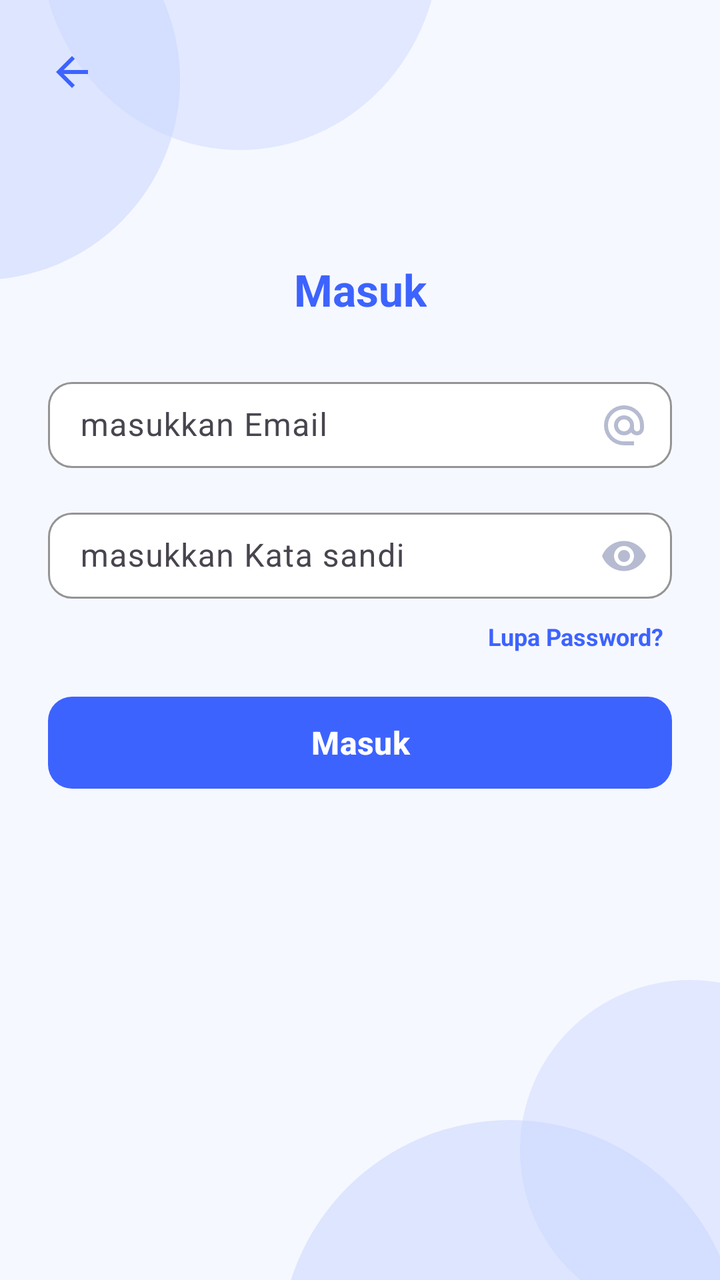
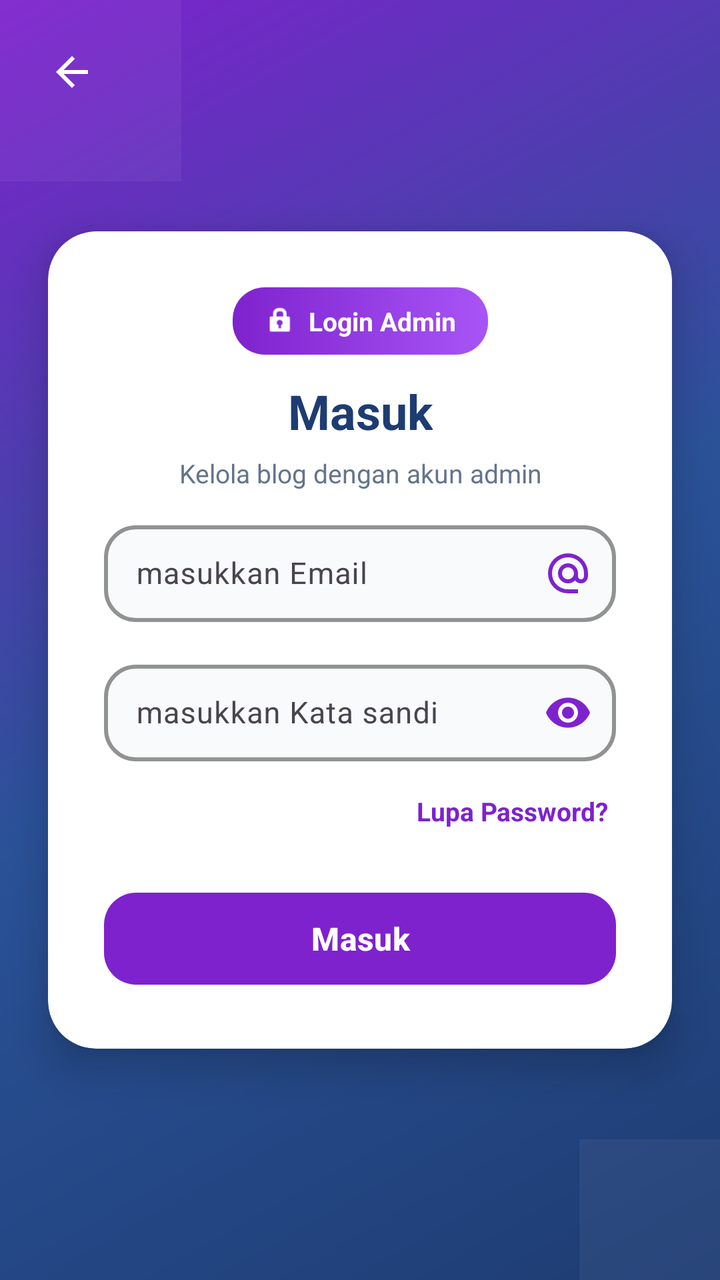

Screens rendered from an Android XML layout before and after an edit, with the pre-edit source and the edit as a unified diff.
<!-- AndroidManifest.xml: application theme Theme.NajwaBelajarNavigationDrawer -->
<!-- res/layout/activity_login.xml -->
<?xml version="1.0" encoding="utf-8"?>
<androidx.constraintlayout.widget.ConstraintLayout
    xmlns:android="http://schemas.android.com/apk/res/android"
    xmlns:app="http://schemas.android.com/apk/res-auto"
    xmlns:tools="http://schemas.android.com/tools"
    android:layout_width="match_parent"
    android:layout_height="match_parent"
    android:background="#F6F8FF"
    tools:context=".LoginActivity">

    
    
    

    <View
        android:id="@+id/bubbleTopLeftBig"
        android:layout_width="200dp"
        android:layout_height="200dp"
        android:alpha="0.55"
        android:background="@drawable/bg_login_bubble"
        android:translationX="-110dp"
        android:translationY="-60dp"
        app:layout_constraintStart_toStartOf="parent"
        app:layout_constraintTop_toTopOf="parent" />

    <View
        android:id="@+id/bubbleTopLeftSmall"
        android:layout_width="200dp"
        android:layout_height="210dp"
        android:alpha="0.45"
        android:background="@drawable/bg_login_bubble"
        android:translationX="20dp"
        android:translationY="-135dp"
        app:layout_constraintStart_toStartOf="parent"
        app:layout_constraintTop_toTopOf="parent" />


    
    
    
    

    
    <View
        android:id="@+id/bubbleBottomRightBig"
        android:layout_width="230dp"
        android:layout_height="230dp"
        android:alpha="0.55"
        android:background="@drawable/bg_login_bubble"
        android:translationX="10dp"
        android:translationY="150dp"
        app:layout_constraintEnd_toEndOf="parent"
        app:layout_constraintBottom_toBottomOf="parent" />

    
    <View
        android:id="@+id/bubbleBottomRightSmall"
        android:layout_width="170dp"
        android:layout_height="170dp"
        android:alpha="0.45"
        android:background="@drawable/bg_login_bubble"
        android:translationX="70dp"
        android:translationY="20dp"
        app:layout_constraintEnd_toEndOf="parent"
        app:layout_constraintBottom_toBottomOf="parent" />


    <TextView
        android:id="@+id/tvMasuk"
        android:layout_width="wrap_content"
        android:layout_height="wrap_content"
        android:text="Masuk"
        android:textStyle="bold"
        android:textSize="22sp"
        android:textColor="#3D63FF"
        android:layout_marginTop="130dp"
        app:layout_constraintTop_toTopOf="parent"
        app:layout_constraintStart_toStartOf="parent"
        app:layout_constraintEnd_toEndOf="parent" />

    <com.google.android.material.textfield.TextInputLayout
        android:id="@+id/tilEmail"
        android:layout_width="0dp"
        android:layout_height="wrap_content"
        android:layout_marginStart="24dp"
        android:layout_marginEnd="24dp"
        android:layout_marginTop="24dp"
        app:boxBackgroundMode="outline"
        app:boxBackgroundColor="@android:color/white"
        app:boxStrokeColor="#E3E7F6"
        app:boxStrokeWidth="1dp"
        app:boxCornerRadiusTopStart="12dp"
        app:boxCornerRadiusTopEnd="12dp"
        app:boxCornerRadiusBottomStart="12dp"
        app:boxCornerRadiusBottomEnd="12dp"
        app:endIconMode="custom"
        app:endIconDrawable="@drawable/ic_email"
        app:endIconTint="#B6BBD1"
        app:layout_constraintTop_toBottomOf="@id/tvMasuk"
        app:layout_constraintStart_toStartOf="parent"
        app:layout_constraintEnd_toEndOf="parent">

        <com.google.android.material.textfield.TextInputEditText
            android:id="@+id/etEmail"
            android:layout_width="match_parent"
            android:layout_height="wrap_content"
            android:hint="masukkan Email"
            android:inputType="textEmailAddress"
            android:paddingStart="16dp"
            android:paddingEnd="16dp"
            android:paddingTop="12dp"
            android:paddingBottom="12dp"
            android:gravity="center_vertical"
            android:includeFontPadding="false"
            android:textColor="#222222"
            android:textColorHint="#9AA3C7"
            android:background="@null"/>
    </com.google.android.material.textfield.TextInputLayout>

    <com.google.android.material.textfield.TextInputLayout
        android:id="@+id/tilPassword"
        android:layout_width="0dp"
        android:layout_height="wrap_content"
        android:layout_marginStart="24dp"
        android:layout_marginEnd="24dp"
        android:layout_marginTop="12dp"
        app:boxBackgroundMode="outline"
        app:boxBackgroundColor="@android:color/white"
        app:boxStrokeColor="#E3E7F6"
        app:boxStrokeWidth="1dp"
        app:boxCornerRadiusTopStart="12dp"
        app:boxCornerRadiusTopEnd="12dp"
        app:boxCornerRadiusBottomStart="12dp"
        app:boxCornerRadiusBottomEnd="12dp"
        app:endIconMode="password_toggle"
        app:endIconTint="#B6BBD1"
        app:layout_constraintTop_toBottomOf="@id/tilEmail"
        app:layout_constraintStart_toStartOf="parent"
        app:layout_constraintEnd_toEndOf="parent">

        <com.google.android.material.textfield.TextInputEditText
            android:id="@+id/etPassword"
            android:layout_width="match_parent"
            android:layout_height="wrap_content"
            android:hint="masukkan Kata sandi"
            android:inputType="textPassword"
            android:paddingStart="16dp"
            android:paddingEnd="16dp"
            android:paddingTop="12dp"
            android:paddingBottom="12dp"
            android:gravity="center_vertical"
            android:includeFontPadding="false"
            android:textColor="#222222"
            android:textColorHint="#9AA3C7"
            android:background="@null"/>
    </com.google.android.material.textfield.TextInputLayout>

    <TextView
        android:id="@+id/tvForgot"
        android:layout_width="wrap_content"
        android:layout_height="wrap_content"
        android:text="Lupa Password?"
        android:textSize="12sp"
        android:textColor="#3D63FF"
        android:textStyle="bold"
        android:layout_marginTop="8dp"
        android:layout_marginEnd="28dp"
        android:clickable="true"
        android:focusable="true"
        app:layout_constraintTop_toBottomOf="@id/tilPassword"
        app:layout_constraintEnd_toEndOf="parent" />


    <com.google.android.material.button.MaterialButton
        android:id="@+id/btnMasuk"
        android:layout_width="0dp"
        android:layout_height="54dp"
        android:layout_marginStart="24dp"
        android:layout_marginEnd="24dp"
        android:layout_marginTop="18dp"
        android:text="Masuk"
        android:textAllCaps="false"
        android:textStyle="bold"
        android:textSize="16sp"
        android:textColor="@android:color/white"
        android:elevation="6dp"
        app:cornerRadius="12dp"
        app:backgroundTint="#3D63FF"
        app:layout_constraintTop_toBottomOf="@id/tvForgot"
        app:layout_constraintStart_toStartOf="parent"
        app:layout_constraintEnd_toEndOf="parent" />
    <ImageButton
        android:id="@+id/btnKembali"
        android:layout_width="40dp"
        android:layout_height="40dp"
        android:background="@android:color/transparent"
        android:src="@drawable/kembali"
        android:contentDescription="Kembali"
        android:padding="8dp"
        app:tint="#3D63FF"
        app:layout_constraintStart_toStartOf="parent"
        app:layout_constraintTop_toTopOf="parent"
        android:layout_marginStart="16dp"
        android:layout_marginTop="16dp"/>

</androidx.constraintlayout.widget.ConstraintLayout>
<!-- resources referenced by this layout -->
<resources>
  <!-- drawable bg_login_bubble (drawable) -->
  <?xml version="1.0" encoding="utf-8"?>
  <shape xmlns:android="http://schemas.android.com/apk/res/android" android:shape="oval">
      <solid android:color="#C9D6FF"/>
  </shape>
  <!-- drawable ic_email (drawable) -->
  <vector xmlns:android="http://schemas.android.com/apk/res/android" android:height="24dp" android:tint="#000000" android:viewportHeight="960" android:viewportWidth="960" android:width="24dp">
        
      <path android:fillColor="@android:color/white" android:pathData="M480,880Q397,880 324,848.5Q251,817 197,763Q143,709 111.5,636Q80,563 80,480Q80,397 111.5,324Q143,251 197,197Q251,143 324,111.5Q397,80 480,80Q563,80 636,111.5Q709,143 763,197Q817,251 848.5,324Q880,397 880,480L880,538Q880,597 839.5,638.5Q799,680 740,680Q705,680 674,665Q643,650 622,622Q593,651 556.5,665.5Q520,680 480,680Q397,680 338.5,621.5Q280,563 280,480Q280,397 338.5,338.5Q397,280 480,280Q563,280 621.5,338.5Q680,397 680,480L680,538Q680,564 697,582Q714,600 740,600Q766,600 783,582Q800,564 800,538L800,480Q800,346 707,253Q614,160 480,160Q346,160 253,253Q160,346 160,480Q160,614 253,707Q346,800 480,800L680,800L680,880L480,880ZM480,600Q530,600 565,565Q600,530 600,480Q600,430 565,395Q530,360 480,360Q430,360 395,395Q360,430 360,480Q360,530 395,565Q430,600 480,600Z"/>
      
  </vector>
  <!-- drawable kembali (drawable) -->
  <vector xmlns:android="http://schemas.android.com/apk/res/android" android:autoMirrored="true" android:height="24dp" android:tint="#000000" android:viewportHeight="960" android:viewportWidth="960" android:width="24dp">
        
      <path android:fillColor="@android:color/white" android:pathData="M313,520L537,744L480,800L160,480L480,160L537,216L313,440L800,440L800,520L313,520Z"/>
      
  </vector>
  <style name="Theme.NajwaBelajarNavigationDrawer" parent="Base.Theme.NajwaBelajarNavigationDrawer" />
  <style name="Base.Theme.NajwaBelajarNavigationDrawer" parent="Theme.Material3.DayNight.NoActionBar">
  
          <item name="colorPrimary">@color/biru_tua</item>
          <item name="colorPrimaryContainer">@color/biru_muda</item>
          <item name="colorOnPrimary">@android:color/white</item>
  
          <item name="android:windowBackground">@color/putih</item>
          <item name="android:statusBarColor">@color/biru_tua</item>
  
          <item name="windowActionBar">false</item>
          <item name="android:windowNoTitle">true</item>
      </style>
  <color name="biru_tua">#0D47A1</color>
  <color name="biru_muda">#42A5F5</color>
  <color name="putih">#FFFFFFFF</color>
</resources>

<!-- the commit's change to res/layout/activity_login.xml (unified diff, before → after) -->
@@ -5,202 +5,239 @@
     xmlns:tools="http://schemas.android.com/tools"
     android:layout_width="match_parent"
     android:layout_height="match_parent"
-    android:background="#F6F8FF"
+    android:background="@drawable/bg_onboarding_gradient"
     tools:context=".LoginActivity">
 
     
+    <ImageButton
+        android:id="@+id/btnKembali"
+        android:layout_width="32dp"
+        android:layout_height="32dp"
+        android:background="@android:color/transparent"
+        android:src="@drawable/kembali"
+        android:contentDescription="Kembali"
+        android:padding="4dp"
+        app:tint="@android:color/white"
+        app:layout_constraintStart_toStartOf="parent"
+        app:layout_constraintTop_toTopOf="parent"
+        android:layout_marginStart="20dp"
+        android:layout_marginTop="20dp"/>
+
     
-    
-
-    <View
-        android:id="@+id/bubbleTopLeftBig"
-        android:layout_width="200dp"
-        android:layout_height="200dp"
-        android:alpha="0.55"
-        android:background="@drawable/bg_login_bubble"
-        android:translationX="-110dp"
-        android:translationY="-60dp"
-        app:layout_constraintStart_toStartOf="parent"
-        app:layout_constraintTop_toTopOf="parent" />
-
-    <View
-        android:id="@+id/bubbleTopLeftSmall"
-        android:layout_width="200dp"
-        android:layout_height="210dp"
-        android:alpha="0.45"
-        android:background="@drawable/bg_login_bubble"
-        android:translationX="20dp"
-        android:translationY="-135dp"
-        app:layout_constraintStart_toStartOf="parent"
-        app:layout_constraintTop_toTopOf="parent" />
-
-
-    
-    
-    
-    
-
-    
-    <View
-        android:id="@+id/bubbleBottomRightBig"
-        android:layout_width="230dp"
-        android:layout_height="230dp"
-        android:alpha="0.55"
-        android:background="@drawable/bg_login_bubble"
-        android:translationX="10dp"
-        android:translationY="150dp"
-        app:layout_constraintEnd_toEndOf="parent"
-        app:layout_constraintBottom_toBottomOf="parent" />
-
-    
-    <View
-        android:id="@+id/bubbleBottomRightSmall"
-        android:layout_width="170dp"
-        android:layout_height="170dp"
-        android:alpha="0.45"
-        android:background="@drawable/bg_login_bubble"
-        android:translationX="70dp"
-        android:translationY="20dp"
-        app:layout_constraintEnd_toEndOf="parent"
-        app:layout_constraintBottom_toBottomOf="parent" />
-
-
-    <TextView
-        android:id="@+id/tvMasuk"
-        android:layout_width="wrap_content"
-        android:layout_height="wrap_content"
-        android:text="Masuk"
-        android:textStyle="bold"
-        android:textSize="22sp"
-        android:textColor="#3D63FF"
-        android:layout_marginTop="130dp"
-        app:layout_constraintTop_toTopOf="parent"
-        app:layout_constraintStart_toStartOf="parent"
-        app:layout_constraintEnd_toEndOf="parent" />
-
-    <com.google.android.material.textfield.TextInputLayout
-        android:id="@+id/tilEmail"
+    <androidx.cardview.widget.CardView
+        android:id="@+id/cardLogin"
         android:layout_width="0dp"
         android:layout_height="wrap_content"
         android:layout_marginStart="24dp"
         android:layout_marginEnd="24dp"
-        android:layout_marginTop="24dp"
-        app:boxBackgroundMode="outline"
-        app:boxBackgroundColor="@android:color/white"
-        app:boxStrokeColor="#E3E7F6"
-        app:boxStrokeWidth="1dp"
-        app:boxCornerRadiusTopStart="12dp"
-        app:boxCornerRadiusTopEnd="12dp"
-        app:boxCornerRadiusBottomStart="12dp"
-        app:boxCornerRadiusBottomEnd="12dp"
-        app:endIconMode="custom"
-        app:endIconDrawable="@drawable/ic_email"
-        app:endIconTint="#B6BBD1"
-        app:layout_constraintTop_toBottomOf="@id/tvMasuk"
+        app:cardCornerRadius="24dp"
+        app:cardElevation="12dp"
+        app:cardBackgroundColor="@android:color/white"
+        app:layout_constraintTop_toTopOf="parent"
+        app:layout_constraintBottom_toBottomOf="parent"
         app:layout_constraintStart_toStartOf="parent"
         app:layout_constraintEnd_toEndOf="parent">
 
-        <com.google.android.material.textfield.TextInputEditText
-            android:id="@+id/etEmail"
+        <androidx.constraintlayout.widget.ConstraintLayout
             android:layout_width="match_parent"
             android:layout_height="wrap_content"
-            android:hint="masukkan Email"
-            android:inputType="textEmailAddress"
-            android:paddingStart="16dp"
-            android:paddingEnd="16dp"
-            android:paddingTop="12dp"
-            android:paddingBottom="12dp"
-            android:gravity="center_vertical"
-            android:includeFontPadding="false"
-            android:textColor="#222222"
-            android:textColorHint="#9AA3C7"
-            android:background="@null"/>
-    </com.google.android.material.textfield.TextInputLayout>
-
-    <com.google.android.material.textfield.TextInputLayout
-        android:id="@+id/tilPassword"
-        android:layout_width="0dp"
-        android:layout_height="wrap_content"
-        android:layout_marginStart="24dp"
-        android:layout_marginEnd="24dp"
-        android:layout_marginTop="12dp"
-        app:boxBackgroundMode="outline"
-        app:boxBackgroundColor="@android:color/white"
-        app:boxStrokeColor="#E3E7F6"
-        app:boxStrokeWidth="1dp"
-        app:boxCornerRadiusTopStart="12dp"
-        app:boxCornerRadiusTopEnd="12dp"
-        app:boxCornerRadiusBottomStart="12dp"
-        app:boxCornerRadiusBottomEnd="12dp"
-        app:endIconMode="password_toggle"
-        app:endIconTint="#B6BBD1"
-        app:layout_constraintTop_toBottomOf="@id/tilEmail"
-        app:layout_constraintStart_toStartOf="parent"
-        app:layout_constraintEnd_toEndOf="parent">
-
-        <com.google.android.material.textfield.TextInputEditText
-            android:id="@+id/etPassword"
-            android:layout_width="match_parent"
-            android:layout_height="wrap_content"
-            android:hint="masukkan Kata sandi"
-            android:inputType="textPassword"
-            android:paddingStart="16dp"
-            android:paddingEnd="16dp"
-            android:paddingTop="12dp"
-            android:paddingBottom="12dp"
-            android:gravity="center_vertical"
-            android:includeFontPadding="false"
-            android:textColor="#222222"
-            android:textColorHint="#9AA3C7"
-            android:background="@null"/>
-    </com.google.android.material.textfield.TextInputLayout>
-
-    <TextView
-        android:id="@+id/tvForgot"
-        android:layout_width="wrap_content"
-        android:layout_height="wrap_content"
-        android:text="Lupa Password?"
-        android:textSize="12sp"
-        android:textColor="#3D63FF"
-        android:textStyle="bold"
-        android:layout_marginTop="8dp"
-        android:layout_marginEnd="28dp"
-        android:clickable="true"
-        android:focusable="true"
-        app:layout_constraintTop_toBottomOf="@id/tilPassword"
+            android:padding="28dp">
+
+            
+            <LinearLayout
+                android:id="@+id/badgeWelcome"
+                android:layout_width="wrap_content"
+                android:layout_height="wrap_content"
+                android:background="@drawable/bg_section_badge"
+                android:paddingStart="16dp"
+                android:paddingEnd="16dp"
+                android:paddingTop="8dp"
+                android:paddingBottom="8dp"
+                android:layout_marginBottom="8dp"
+                app:layout_constraintTop_toTopOf="parent"
+                app:layout_constraintStart_toStartOf="parent"
+                app:layout_constraintEnd_toEndOf="parent">
+
+                <ImageView
+                    android:layout_width="16dp"
+                    android:layout_height="16dp"
+                    android:src="@android:drawable/ic_lock_idle_lock"
+                    android:layout_gravity="center_vertical"
+                    android:layout_marginEnd="6dp"
+                    app:tint="@android:color/white" />
+
+                <TextView
+                    android:layout_width="wrap_content"
+                    android:layout_height="wrap_content"
+                    android:text="Login Admin"
+                    android:textColor="@android:color/white"
+                    android:textSize="13sp"
+                    android:textStyle="bold" />
+
+            </LinearLayout>
+
+            
+            <TextView
+                android:id="@+id/tvMasuk"
+                android:layout_width="wrap_content"
+                android:layout_height="wrap_content"
+                android:text="Masuk"
+                android:textStyle="bold"
+                android:textSize="24sp"
+                android:textColor="#1e3c72"
+                android:layout_marginTop="12dp"
+                app:layout_constraintTop_toBottomOf="@id/badgeWelcome"
+                app:layout_constraintStart_toStartOf="parent"
+                app:layout_constraintEnd_toEndOf="parent" />
+
+            
+            <TextView
+                android:id="@+id/tvSubtitle"
+                android:layout_width="wrap_content"
+                android:layout_height="wrap_content"
+                android:text="Kelola blog dengan akun admin"
+                android:textSize="13sp"
+                android:textColor="#64748b"
+                android:gravity="center"
+                android:layout_marginTop="6dp"
+                android:layout_marginBottom="20dp"
+                app:layout_constraintTop_toBottomOf="@id/tvMasuk"
+                app:layout_constraintStart_toStartOf="parent"
+                app:layout_constraintEnd_toEndOf="parent" />
+
+            
+            <com.google.android.material.textfield.TextInputLayout
+                android:id="@+id/tilEmail"
+                android:layout_width="0dp"
+                android:layout_height="wrap_content"
+                android:layout_marginTop="12dp"
+                app:boxBackgroundMode="outline"
+                app:boxBackgroundColor="#F9FAFB"
+                app:boxStrokeColor="#7e22ce"
+                app:boxStrokeWidth="2dp"
+                app:boxCornerRadiusTopStart="16dp"
+                app:boxCornerRadiusTopEnd="16dp"
+                app:boxCornerRadiusBottomStart="16dp"
+                app:boxCornerRadiusBottomEnd="16dp"
+                app:endIconMode="custom"
+                app:endIconDrawable="@drawable/ic_email"
+                app:endIconTint="#7e22ce"
+                app:hintTextColor="#7e22ce"
+                app:layout_constraintTop_toBottomOf="@id/tvSubtitle"
+                app:layout_constraintStart_toStartOf="parent"
+                app:layout_constraintEnd_toEndOf="parent">
+
+                <com.google.android.material.textfield.TextInputEditText
+                    android:id="@+id/etEmail"
+                    android:layout_width="match_parent"
+                    android:layout_height="wrap_content"
+                    android:hint="masukkan Email"
+                    android:inputType="textEmailAddress"
+                    android:paddingStart="16dp"
+                    android:paddingEnd="16dp"
+                    android:paddingTop="14dp"
+                    android:paddingBottom="14dp"
+                    android:textColor="#1e3c72"
+                    android:textColorHint="#94a3b8"
+                    android:textSize="15sp"
+                    android:background="@null"/>
+            </com.google.android.material.textfield.TextInputLayout>
+
+            
+            <com.google.android.material.textfield.TextInputLayout
+                android:id="@+id/tilPassword"
+                android:layout_width="0dp"
+                android:layout_height="wrap_content"
+                android:layout_marginTop="16dp"
+                app:boxBackgroundMode="outline"
+                app:boxBackgroundColor="#F9FAFB"
+                app:boxStrokeColor="#7e22ce"
+                app:boxStrokeWidth="2dp"
+                app:boxCornerRadiusTopStart="16dp"
+                app:boxCornerRadiusTopEnd="16dp"
+                app:boxCornerRadiusBottomStart="16dp"
+                app:boxCornerRadiusBottomEnd="16dp"
+                app:endIconMode="password_toggle"
+                app:endIconTint="#7e22ce"
+                app:hintTextColor="#7e22ce"
+                app:layout_constraintTop_toBottomOf="@id/tilEmail"
+                app:layout_constraintStart_toStartOf="parent"
+                app:layout_constraintEnd_toEndOf="parent">
+
+                <com.google.android.material.textfield.TextInputEditText
+                    android:id="@+id/etPassword"
+                    android:layout_width="match_parent"
+                    android:layout_height="wrap_content"
+                    android:hint="masukkan Kata sandi"
+                    android:inputType="textPassword"
+                    android:paddingStart="16dp"
+                    android:paddingEnd="16dp"
+                    android:paddingTop="14dp"
+                    android:paddingBottom="14dp"
+                    android:textColor="#1e3c72"
+                    android:textColorHint="#94a3b8"
+                    android:textSize="15sp"
+                    android:background="@null"/>
+            </com.google.android.material.textfield.TextInputLayout>
+
+            
+            <TextView
+                android:id="@+id/tvForgot"
+                android:layout_width="wrap_content"
+                android:layout_height="wrap_content"
+                android:text="Lupa Password?"
+                android:textSize="13sp"
+                android:textColor="#7e22ce"
+                android:textStyle="bold"
+                android:layout_marginTop="12dp"
+                android:clickable="true"
+                android:focusable="true"
+                android:background="?attr/selectableItemBackground"
+                android:padding="4dp"
+                app:layout_constraintTop_toBottomOf="@id/tilPassword"
+                app:layout_constraintEnd_toEndOf="parent" />
+
+            
+            <com.google.android.material.button.MaterialButton
+                android:id="@+id/btnMasuk"
+                android:layout_width="0dp"
+                android:layout_height="54dp"
+                android:layout_marginTop="24dp"
+                android:text="Masuk"
+                android:textAllCaps="false"
+                android:textStyle="bold"
+                android:textSize="16sp"
+                android:textColor="@android:color/white"
+                app:cornerRadius="16dp"
+                app:backgroundTint="#7e22ce"
+                app:elevation="6dp"
+                app:layout_constraintTop_toBottomOf="@id/tvForgot"
+                app:layout_constraintStart_toStartOf="parent"
+                app:layout_constraintEnd_toEndOf="parent" />
+
+        </androidx.constraintlayout.widget.ConstraintLayout>
+
+    </androidx.cardview.widget.CardView>
+
+    
+    <View
+        android:layout_width="180dp"
+        android:layout_height="180dp"
+        android:background="@android:color/white"
+        android:alpha="0.05"
+        android:layout_marginStart="-90dp"
+        android:layout_marginTop="-90dp"
+        app:layout_constraintTop_toTopOf="parent"
+        app:layout_constraintStart_toStartOf="parent" />
+
+    <View
+        android:layout_width="140dp"
+        android:layout_height="140dp"
+        android:background="@android:color/white"
+        android:alpha="0.05"
+        android:layout_marginEnd="-70dp"
+        android:layout_marginBottom="-70dp"
+        app:layout_constraintBottom_toBottomOf="parent"
         app:layout_constraintEnd_toEndOf="parent" />
 
-
-    <com.google.android.material.button.MaterialButton
-        android:id="@+id/btnMasuk"
-        android:layout_width="0dp"
-        android:layout_height="54dp"
-        android:layout_marginStart="24dp"
-        android:layout_marginEnd="24dp"
-        android:layout_marginTop="18dp"
-        android:text="Masuk"
-        android:textAllCaps="false"
-        android:textStyle="bold"
-        android:textSize="16sp"
-        android:textColor="@android:color/white"
-        android:elevation="6dp"
-        app:cornerRadius="12dp"
-        app:backgroundTint="#3D63FF"
-        app:layout_constraintTop_toBottomOf="@id/tvForgot"
-        app:layout_constraintStart_toStartOf="parent"
-        app:layout_constraintEnd_toEndOf="parent" />
-    <ImageButton
-        android:id="@+id/btnKembali"
-        android:layout_width="40dp"
-        android:layout_height="40dp"
-        android:background="@android:color/transparent"
-        android:src="@drawable/kembali"
-        android:contentDescription="Kembali"
-        android:padding="8dp"
-        app:tint="#3D63FF"
-        app:layout_constraintStart_toStartOf="parent"
-        app:layout_constraintTop_toTopOf="parent"
-        android:layout_marginStart="16dp"
-        android:layout_marginTop="16dp"/>
-
 </androidx.constraintlayout.widget.ConstraintLayout>
<!-- resource entries referenced after the edit -->
@@ -1,9 +1,24 @@
 <!-- resources referenced by this layout -->
 <resources>
-  <!-- drawable bg_login_bubble (drawable) -->
+  <!-- drawable bg_onboarding_gradient (drawable) -->
   <?xml version="1.0" encoding="utf-8"?>
-  <shape xmlns:android="http://schemas.android.com/apk/res/android" android:shape="oval">
-      <solid android:color="#C9D6FF"/>
+  <shape xmlns:android="http://schemas.android.com/apk/res/android">
+      <gradient
+          android:angle="135"
+          android:startColor="#1e3c72"
+          android:centerColor="#2a5298"
+          android:endColor="#7e22ce"
+          android:type="linear" />
+  </shape>
+  <!-- drawable bg_section_badge (drawable) -->
+  <?xml version="1.0" encoding="utf-8"?>
+  <shape xmlns:android="http://schemas.android.com/apk/res/android">
+      <gradient
+          android:angle="0"
+          android:startColor="#7e22ce"
+          android:endColor="#a855f7"
+          android:type="linear" />
+      <corners android:radius="16dp" />
   </shape>
   <!-- drawable ic_email (drawable) -->
   <vector xmlns:android="http://schemas.android.com/apk/res/android" android:height="24dp" android:tint="#000000" android:viewportHeight="960" android:viewportWidth="960" android:width="24dp">
